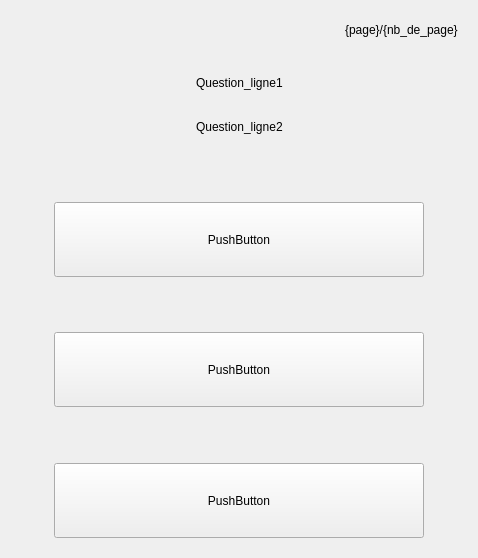
BaptisteMagoni/Projet_escape_bts_7_quizz, file Programmation/Application/Escape_Quiz_Projet_BTS/windowquestion.ui: the form before one commit.
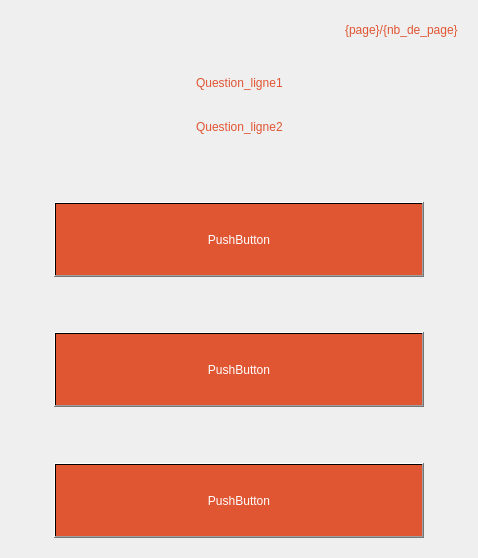
The form after the commit.

Commit message: Modif Interface APP

Diff of the .ui file:
```diff
--- a/Programmation/Application/Escape_Quiz_Projet_BTS/windowquestion.ui
+++ b/Programmation/Application/Escape_Quiz_Projet_BTS/windowquestion.ui
@@ -32,6 +32,10 @@
       </item>
       <item>
        <widget class="QLabel" name="label_page">
+        <property name="styleSheet">
+         <string notr="true">color: qlineargradient(spread:pad, x1:0, y1:0, x2:1, y2:0, stop:1 rgba(223, 67, 28, 228));
+font: italic 8pt &quot;Comic Sans MS&quot;;</string>
+        </property>
         <property name="text">
          <string>{page}/{nb_de_page}</string>
         </property>
@@ -67,6 +71,10 @@
          </item>
          <item>
           <widget class="QLabel" name="label_question_ligne1">
+           <property name="styleSheet">
+            <string notr="true">color: qlineargradient(spread:pad, x1:0, y1:0, x2:1, y2:0, stop:1 rgba(223, 67, 28, 228));
+font: 12pt &quot;Comic Sans MS&quot;;</string>
+           </property>
            <property name="text">
             <string>Question_ligne1</string>
            </property>
@@ -112,6 +120,10 @@
          </item>
          <item>
           <widget class="QLabel" name="label_question_ligne2">
+           <property name="styleSheet">
+            <string notr="true">color: qlineargradient(spread:pad, x1:0, y1:0, x2:1, y2:0, stop:1 rgba(223, 67, 28, 228));
+font: 12pt &quot;Comic Sans MS&quot;;</string>
+           </property>
            <property name="text">
             <string>Question_ligne2</string>
            </property>
@@ -173,6 +185,11 @@
           <height>75</height>
          </size>
         </property>
+        <property name="styleSheet">
+         <string notr="true">background-color: qlineargradient(spread:pad, x1:0, y1:0, x2:1, y2:0, stop:1 rgba(223, 67, 28, 228));
+color: rgb(255, 255, 255);
+font: 12pt &quot;Comic Sans MS&quot;;</string>
+        </property>
         <property name="text">
          <string>PushButton</string>
         </property>
@@ -231,6 +248,11 @@
           <height>75</height>
          </size>
         </property>
+        <property name="styleSheet">
+         <string notr="true">color: rgb(255, 255, 255);
+background-color: qlineargradient(spread:pad, x1:0, y1:0, x2:1, y2:0, stop:1 rgba(223, 67, 28, 228));
+font: 12pt &quot;Comic Sans MS&quot;;</string>
+        </property>
         <property name="text">
          <string>PushButton</string>
         </property>
@@ -289,6 +311,11 @@
           <height>75</height>
          </size>
         </property>
+        <property name="styleSheet">
+         <string notr="true">font: 12pt &quot;Comic Sans MS&quot;;
+color: rgb(255, 255, 255);
+background-color: qlineargradient(spread:pad, x1:0, y1:0, x2:1, y2:0, stop:1 rgba(223, 67, 28, 228));</string>
+        </property>
         <property name="text">
          <string>PushButton</string>
         </property>
```
The commit also changes 2 other files.
